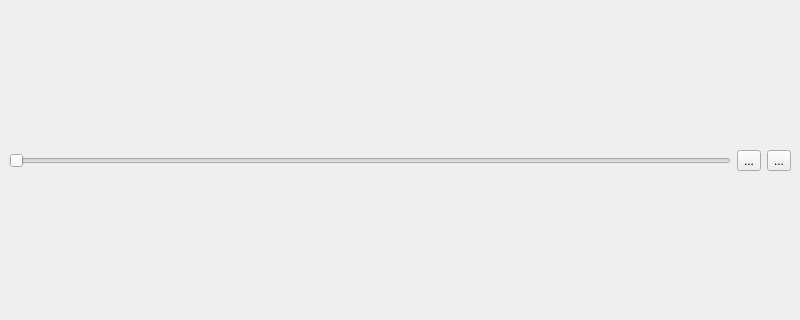
This is sdt/plots_viewer.ui in schuetzgroup/sdt-python as Qt 5 draws it before an edit; both pictures show x 0 to 800 and y 128 to 448 of the 800 by 600 pixel window. The edited form follows.
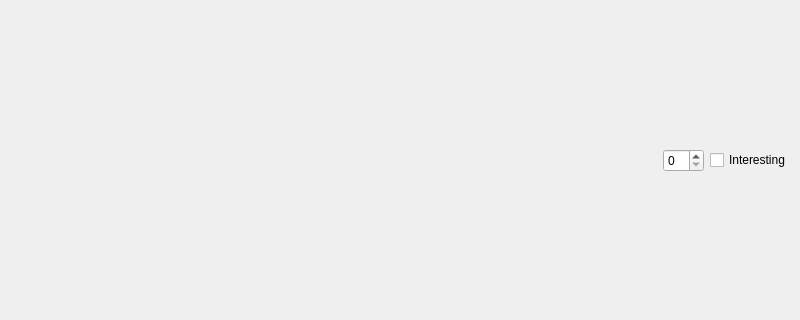
This is the edited form. Icons and pictures are not drawn.

Commit message:
plots_viewer: Mark plots as interesting
By checking a box, plots can be marked as interesting. The interesting
plots are safed as the class's "interesting" attribute.

The edit to the form file:
```diff
--- a/sdt/plots_viewer.ui
+++ b/sdt/plots_viewer.ui
@@ -18,29 +18,25 @@
     <item>
      <layout class="QHBoxLayout" name="horizontalLayout">
       <item>
-       <widget class="QSlider" name="slider">
+       <spacer name="horizontalSpacer">
         <property name="orientation">
          <enum>Qt::Horizontal</enum>
         </property>
-       </widget>
+        <property name="sizeHint" stdset="0">
+         <size>
+          <width>40</width>
+          <height>20</height>
+         </size>
+        </property>
+       </spacer>
       </item>
       <item>
-       <widget class="QToolButton" name="prevButton">
-        <property name="text">
-         <string>...</string>
-        </property>
-        <property name="icon">
-         <iconset theme="go-previous"/>
-        </property>
-       </widget>
+       <widget class="QSpinBox" name="selectorBox"/>
       </item>
       <item>
-       <widget class="QToolButton" name="nextButton">
+       <widget class="QCheckBox" name="checkInteresting">
         <property name="text">
-         <string>...</string>
-        </property>
-        <property name="icon">
-         <iconset theme="go-next"/>
+         <string>Interesting</string>
         </property>
        </widget>
       </item>
```
The commit also changes 1 other file.
